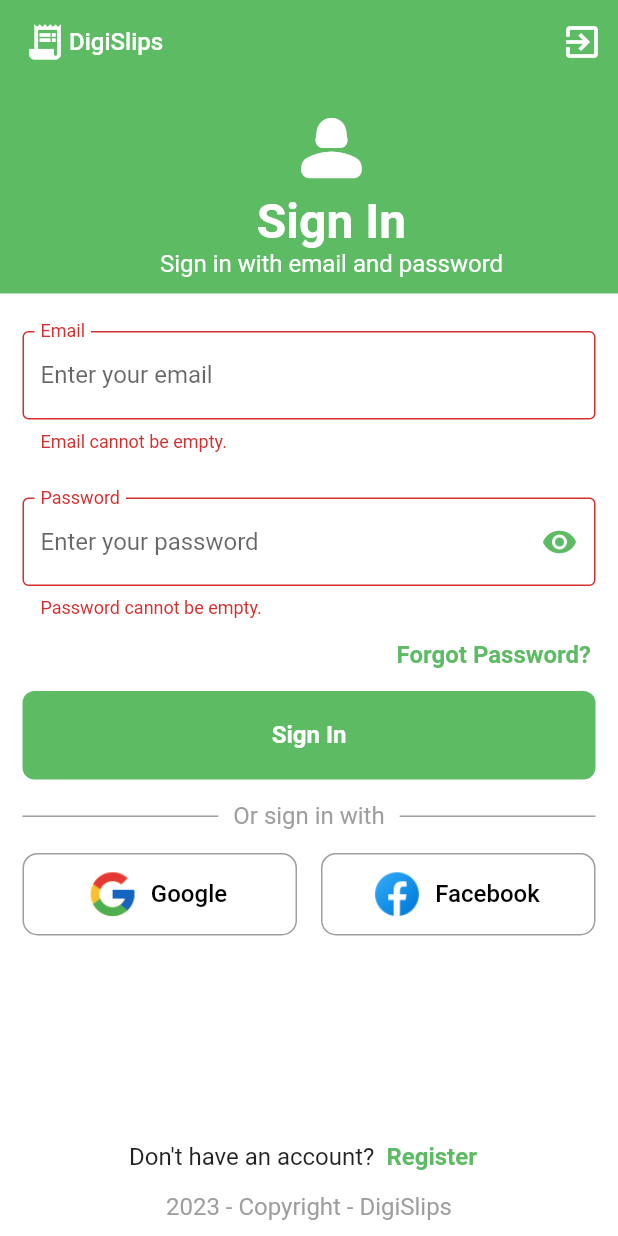
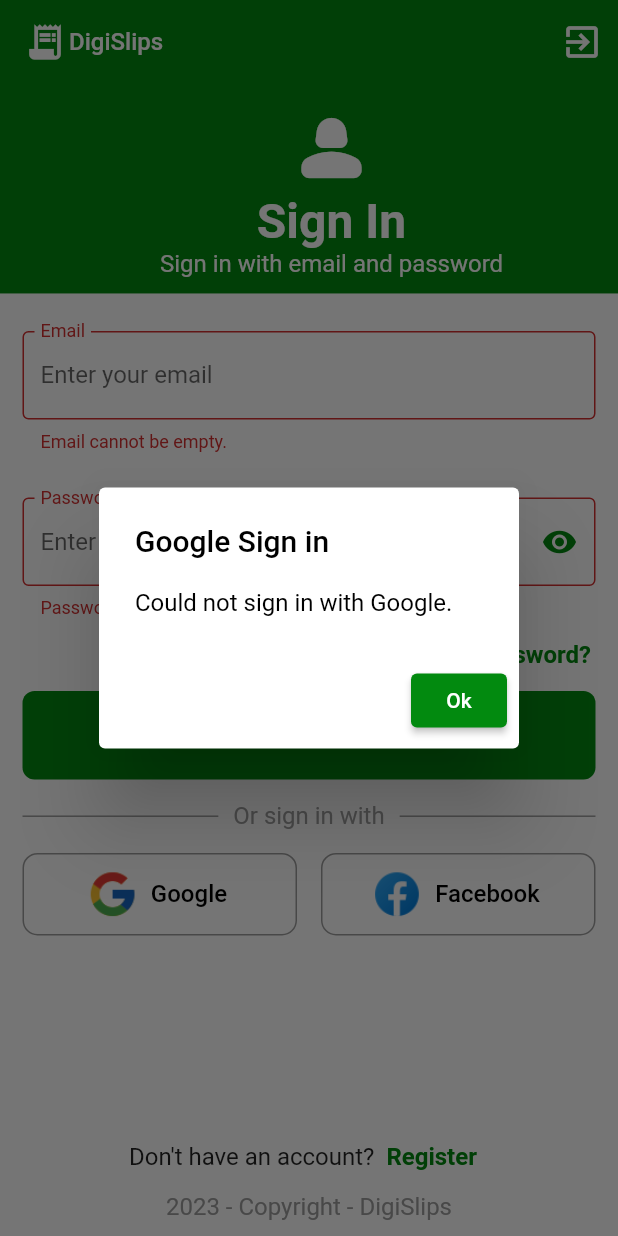
Before and after one commit to SthembisoVinjwa/Digislip, a Flutter app: the screen it shows after launch, after a tap on "Sign In", after a tap on "Google", on a phone screen of 412 x 824 dp. Run offline on Flutter 3.47's test engine with Material 2 defaults, Android fonts, the phone set to English and light mode, and no system bars; our stand-ins replace firebase_auth, firebase_core, google_sign_in, image_picker; accounts and stored records are empty.

```diff
--- a/lib/main.dart
+++ b/lib/main.dart
@@ -23,10 +23,10 @@ class MyApp extends StatelessWidget {
       child: MaterialApp(
         debugShowCheckedModeBanner: false,
         theme: ThemeData(
-          unselectedWidgetColor: Colors.white,
           brightness: Brightness.light,
           primaryColor: const Color(0xFF234F1E),
-          canvasColor: const Color(0xFF5DBB63),
+          canvasColor: const Color(0xFF028A0F),
+          cardColor: Colors.white,
           colorScheme: ColorScheme.fromSwatch(primarySwatch: Colors.green)
               .copyWith(secondary: const Color(0xFF5DBB63)),
         ),
--- a/lib/screens/authenticate/login.dart
+++ b/lib/screens/authenticate/login.dart
@@ -68,7 +68,7 @@ class _LoginState extends State<Login> with WidgetsBindingObserver {
                 alignment: Alignment.center,
                 child: CircularProgressIndicator(
                   strokeWidth: 5.0,
-                  color: Theme.of(context).canvasColor,
+                  color: Theme.of(context).primaryColor,
                 )),
           );
         });
@@ -81,9 +81,40 @@ class _LoginState extends State<Login> with WidgetsBindingObserver {
         showMessage(error, 'Not found');
       }
     } catch (e) {
+      print(e);
       Navigator.of(context).pop();
       error = 'User does not exist.';
       showMessage(error, 'Not found');
+    }
+  }
+
+  Future<void> signInWithGoogle() async {
+    showDialog(
+        context: context,
+        builder: (context) {
+          return Material(
+            type: MaterialType.transparency,
+            child: Container(
+                alignment: Alignment.center,
+                child: CircularProgressIndicator(
+                  strokeWidth: 5.0,
+                  color: Theme.of(context).primaryColor,
+                )),
+          );
+        });
+
+    try {
+      dynamic result = await _auth.signInWithGoogle();
+      Navigator.of(context).pop();
+      if (result == null) {
+        error = 'Could not sign in with Google.';
+        showMessage(error, 'Google Sign in');
+      }
+    } catch (e) {
+      print(e);
+      Navigator.of(context).pop();
+      error = 'Could not sign in with Google.';
+      showMessage(error, 'Google Sign in');
     }
   }
 
@@ -94,6 +125,7 @@ class _LoginState extends State<Login> with WidgetsBindingObserver {
     return Scaffold(
       resizeToAvoidBottomInset: false,
       appBar: AppBar(
+        centerTitle: true,
         elevation: 0,
         backgroundColor: Theme.of(context).canvasColor,
         title: Row(
@@ -312,8 +344,7 @@ class _LoginState extends State<Login> with WidgetsBindingObserver {
                                     Expanded(
                                         child: ElevatedButton.icon(
                                       onPressed: () async {
-                                        print('Google');
-                                        await _auth.signInWithGoogle();
+                                        await signInWithGoogle();
                                       },
                                       icon: Image.asset('assets/google.png',
                                           height: 35),
--- a/lib/screens/authenticate/register.dart
+++ b/lib/screens/authenticate/register.dart
@@ -67,7 +67,7 @@ class _RegisterState extends State<Register> with WidgetsBindingObserver {
                 alignment: Alignment.center,
                 child: CircularProgressIndicator(
                   strokeWidth: 5.0,
-                  color: Theme.of(context).canvasColor,
+                  color: Theme.of(context).primaryColor,
                 )),
           );
         });
@@ -92,6 +92,7 @@ class _RegisterState extends State<Register> with WidgetsBindingObserver {
       resizeToAvoidBottomInset: false,
       appBar: AppBar(
         elevation: 0,
+        backgroundColor: Theme.of(context).canvasColor,
         title: Row(
           children: const [
             Icon(
```
Also changed, not shown: lib/screens/home/dashboard.dart (added, +42 -0 lines), lib/screens/home/home.dart (+70 -10 lines), lib/screens/home/menu.dart (added, +35 -0 lines), lib/screens/home/profile.dart (added, +35 -0 lines), lib/screens/home/reciepts.dart (added, +35 -0 lines).
